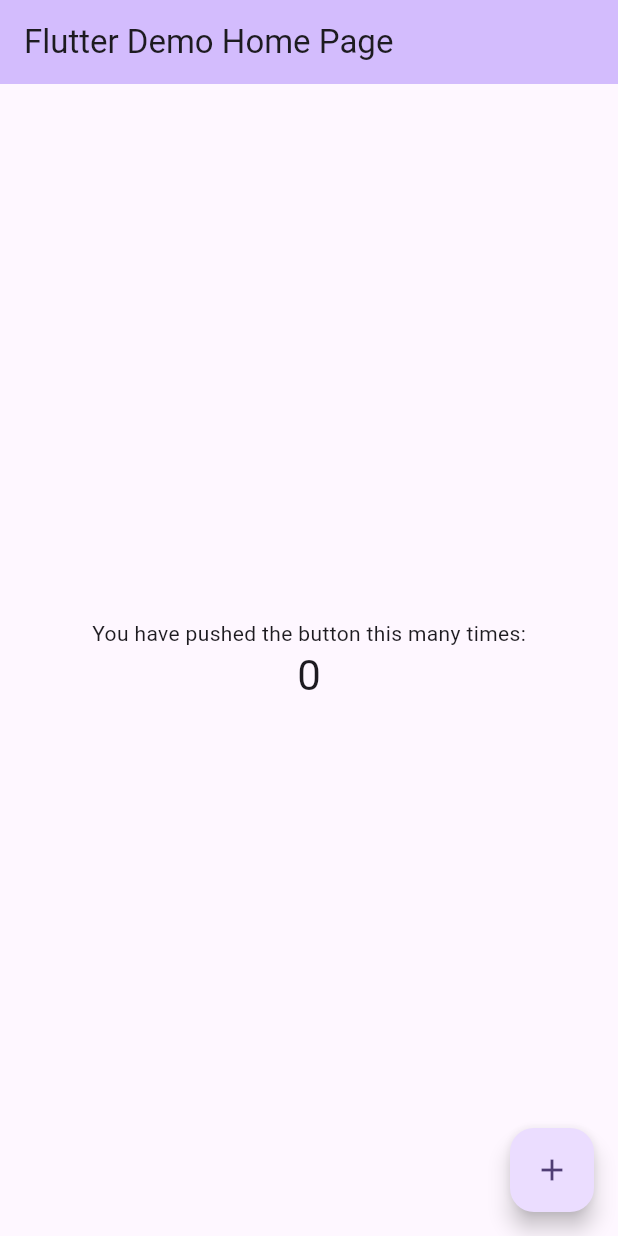
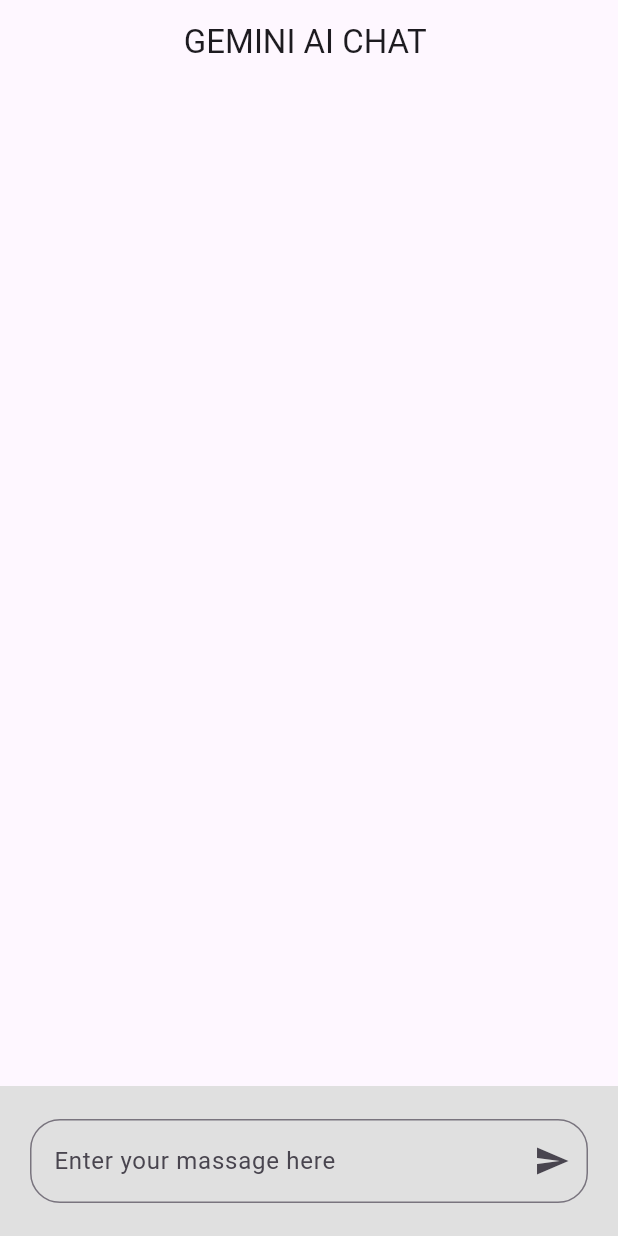
Before and after one commit to amr-22/AI_chat, a Flutter app: the screen it shows after launch, on a phone screen of 412 x 824 dp. Run offline on Flutter 3.47's test engine with Material 3 defaults, Android fonts, the phone set to English and light mode, and no system bars; our stand-ins replace google_generative_ai.

Commit message:
complete project

```diff
--- a/lib/main.dart
+++ b/lib/main.dart
@@ -1,3 +1,6 @@
+import 'dart:async';
+
+import 'package:ai_chat/ai_model.dart';
 import 'package:flutter/material.dart';
 
 void main() {
@@ -10,116 +13,88 @@ class MyApp extends StatelessWidget {
   // This widget is the root of your application.
   @override
   Widget build(BuildContext context) {
-    return MaterialApp(
-      title: 'Flutter Demo',
-      theme: ThemeData(
-        // This is the theme of your application.
-        //
-        // TRY THIS: Try running your application with "flutter run". You'll see
-        // the application has a purple toolbar. Then, without quitting the app,
-        // try changing the seedColor in the colorScheme below to Colors.green
-        // and then invoke "hot reload" (save your changes or press the "hot
-        // reload" button in a Flutter-supported IDE, or press "r" if you used
-        // the command line to start the app).
-        //
-        // Notice that the counter didn't reset back to zero; the application
-        // state is not lost during the reload. To reset the state, use hot
-        // restart instead.
-        //
-        // This works for code too, not just values: Most code changes can be
-        // tested with just a hot reload.
-        colorScheme: ColorScheme.fromSeed(seedColor: Colors.deepPurple),
-        useMaterial3: true,
-      ),
-      home: const MyHomePage(title: 'Flutter Demo Home Page'),
+    return const MaterialApp(
+      debugShowCheckedModeBanner: false,
+      home: MyHomePage(),
     );
   }
 }
 
 class MyHomePage extends StatefulWidget {
-  const MyHomePage({super.key, required this.title});
-
-  // This widget is the home page of your application. It is stateful, meaning
-  // that it has a State object (defined below) that contains fields that affect
-  // how it looks.
-
-  // This class is the configuration for the state. It holds the values (in this
-  // case the title) provided by the parent (in this case the App widget) and
-  // used by the build method of the State. Fields in a Widget subclass are
-  // always marked "final".
-
-  final String title;
+  const MyHomePage({super.key});
 
   @override
   State<MyHomePage> createState() => _MyHomePageState();
 }
 
 class _MyHomePageState extends State<MyHomePage> {
-  int _counter = 0;
+  List<Map<String, bool>> messages = [];
+  loadData(String prompt) async {
+    var res = await Prompeting(prompt);
 
-  void _incrementCounter() {
     setState(() {
-      // This call to setState tells the Flutter framework that something has
-      // changed in this State, which causes it to rerun the build method below
-      // so that the display can reflect the updated values. If we changed
-      // _counter without calling setState(), then the build method would not be
-      // called again, and so nothing would appear to happen.
-      _counter++;
+      messages.addAll([
+        {res: false}
+      ]);
     });
   }
 
+  TextEditingController _controller = TextEditingController();
   @override
   Widget build(BuildContext context) {
-    // This method is rerun every time setState is called, for instance as done
-    // by the _incrementCounter method above.
-    //
-    // The Flutter framework has been optimized to make rerunning build methods
-    // fast, so that you can just rebuild anything that needs updating rather
-    // than having to individually change instances of widgets.
     return Scaffold(
       appBar: AppBar(
-        // TRY THIS: Try changing the color here to a specific color (to
-        // Colors.amber, perhaps?) and trigger a hot reload to see the AppBar
-        // change color while the other colors stay the same.
-        backgroundColor: Theme.of(context).colorScheme.inversePrimary,
-        // Here we take the value from the MyHomePage object that was created by
-        // the App.build method, and use it to set our appbar title.
-        title: Text(widget.title),
+        title: Text("GEMINI AI CHAT "),
+        centerTitle: true,
       ),
       body: Center(
-        // Center is a layout widget. It takes a single child and positions it
-        // in the middle of the parent.
-        child: Column(
-          // Column is also a layout widget. It takes a list of children and
-          // arranges them vertically. By default, it sizes itself to fit its
-          // children horizontally, and tries to be as tall as its parent.
-          //
-          // Column has various properties to control how it sizes itself and
-          // how it positions its children. Here we use mainAxisAlignment to
-          // center the children vertically; the main axis here is the vertical
-          // axis because Columns are vertical (the cross axis would be
-          // horizontal).
-          //
-          // TRY THIS: Invoke "debug painting" (choose the "Toggle Debug Paint"
-          // action in the IDE, or press "p" in the console), to see the
-          // wireframe for each widget.
-          mainAxisAlignment: MainAxisAlignment.center,
-          children: <Widget>[
-            const Text(
-              'You have pushed the button this many times:',
-            ),
-            Text(
-              '$_counter',
-              style: Theme.of(context).textTheme.headlineMedium,
-            ),
-          ],
+        child: ListView.builder(
+            itemCount: messages.length,
+            itemBuilder: (context, index) {
+              return Container(
+                // margin: EdgeInsets.symmetric(horizontal: 20, vertical: 10),
+                margin: messages[index].entries.last.value
+                    ? EdgeInsets.fromLTRB(20, 10, 100, 10)
+                    : EdgeInsets.fromLTRB(100, 10, 20, 10),
+                width: 200,
+                decoration: BoxDecoration(
+                    borderRadius: BorderRadius.circular(20),
+                    color: messages[index].entries.last.value
+                        ? Colors.grey
+                        : Colors.green),
+                child: ListTile(
+                  title: Text(messages[index].entries.first.key),
+                ),
+              );
+            }),
+      ),
+      bottomNavigationBar: Container(
+        padding: const EdgeInsets.all(20),
+        color: Colors.grey[300],
+        height: 100,
+        child: Center(
+          child: TextField(
+            controller: _controller,
+            decoration: InputDecoration(
+                suffixIcon: IconButton(
+                    icon: Icon(Icons.send),
+                    onPressed: () {
+                      setState(() {
+                        messages.addAll([
+                          {_controller.text: true}
+                        ]);
+
+                        loadData(_controller.text);
+                      });
+
+                      _controller.clear();
+                    }),
+                hintText: 'Enter your massage here',
+                border: OutlineInputBorder(
+                    borderRadius: BorderRadius.circular(20))),
+          ),
         ),
       ),
-      floatingActionButton: FloatingActionButton(
-        onPressed: _incrementCounter,
-        tooltip: 'Increment',
-        child: const Icon(Icons.add),
-      ), // This trailing comma makes auto-formatting nicer for build methods.
     );
   }
 }
--- a/pubspec.yaml
+++ b/pubspec.yaml
@@ -35,6 +35,7 @@ dependencies:
   # The following adds the Cupertino Icons font to your application.
   # Use with the CupertinoIcons class for iOS style icons.
   cupertino_icons: ^1.0.6
+  google_generative_ai: ^0.4.6
 
 dev_dependencies:
   flutter_test:
```
Also changed, not shown: lib/ai_model.dart (added, +15 -0 lines), pubspec.lock, 1 other file.
